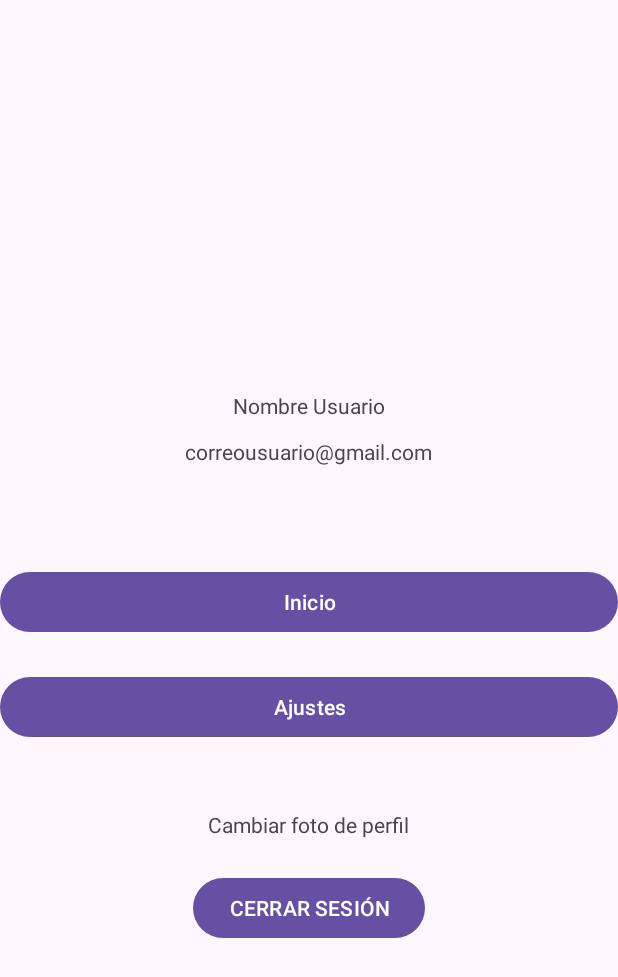
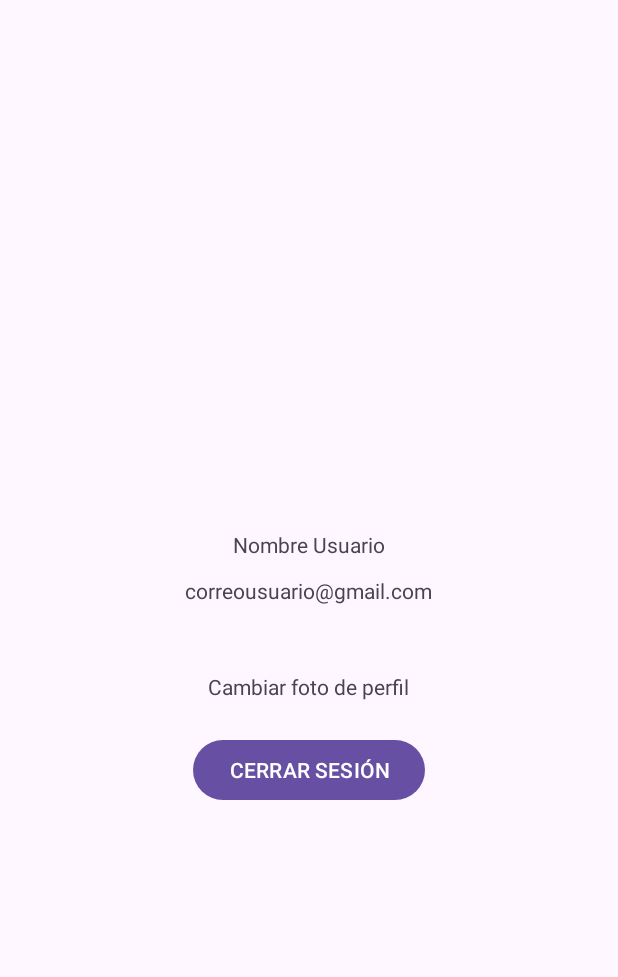
Before and after one commit to AngelAdrianMR/ElRinconDelTenedor, an Android app: the fragment ProfileUserFragment shown on its own in the app's theme, on a phone screen of 412 x 824 dp. Shown: the top 977 px of the screen. Run offline under Robolectric (Android 15) with nearby library versions, the phone set to English and light mode, and no system bars.

Commit message:
Añadido cambio de idioma

```diff
--- a/app/src/main/res/layout/screen_user_profile.xml
+++ b/app/src/main/res/layout/screen_user_profile.xml
@@ -17,7 +17,8 @@
             android:layout_width="wrap_content"
             android:layout_height="wrap_content"
             android:layout_marginTop="20pt"
-            tools:srcCompat="@tools:sample/avatars" />
+            tools:srcCompat="@tools:sample/avatars"
+            android:contentDescription="@string/imageuser"/>
 
         <TextView
             android:id="@+id/nombreUsuario"
@@ -31,22 +32,9 @@
             android:layout_width="wrap_content"
             android:layout_height="wrap_content"
             android:layout_marginTop="5pt"
-            android:text="correousuario@gmail.com" />
-
-        <Button
-            android:id="@+id/botonHome"
-            android:layout_width="match_parent"
-            android:layout_height="wrap_content"
-            android:layout_marginTop="30pt"
-            android:text="@string/inicio" />
+            android:text="@string/correousuario_gmail_com" />
 
 
-        <Button
-            android:id="@+id/botonAjustes"
-            android:layout_width="match_parent"
-            android:layout_height="wrap_content"
-            android:layout_marginTop="10pt"
-            android:text="@string/ajustes" />
 
         <TextView
             android:id="@+id/cambiarFoto"
--- a/app/src/main/res/layout/setting_screen.xml
+++ b/app/src/main/res/layout/setting_screen.xml
@@ -1,3 +1,4 @@
+<?xml version="1.0" encoding="utf-8"?>
 <RelativeLayout
     xmlns:android="http://schemas.android.com/apk/res/android"
     xmlns:tools="http://schemas.android.com/tools"
@@ -42,7 +43,7 @@
         android:layout_centerHorizontal="true"
         android:layout_marginTop="30dp"
         android:textSize="30sp"
-        android:text="@string/idioma" />
+        android:text="Idioma" />
 
     <Spinner
         android:id="@+id/spinner"
```
Also changed, not shown: app/src/main/java/com/example/elrincondeltenedor/MainActivity.kt (+19 -0 lines), app/src/main/java/com/example/elrincondeltenedor/SettingFragment.kt (+53 -0 lines), app/src/main/res/layout/activity_main.xml (+4 -4 lines), app/src/main/res/menu/menu_options.xml (+5 -5 lines), app/src/main/res/values/strings.xml (+11 -6 lines), 1 other file.
